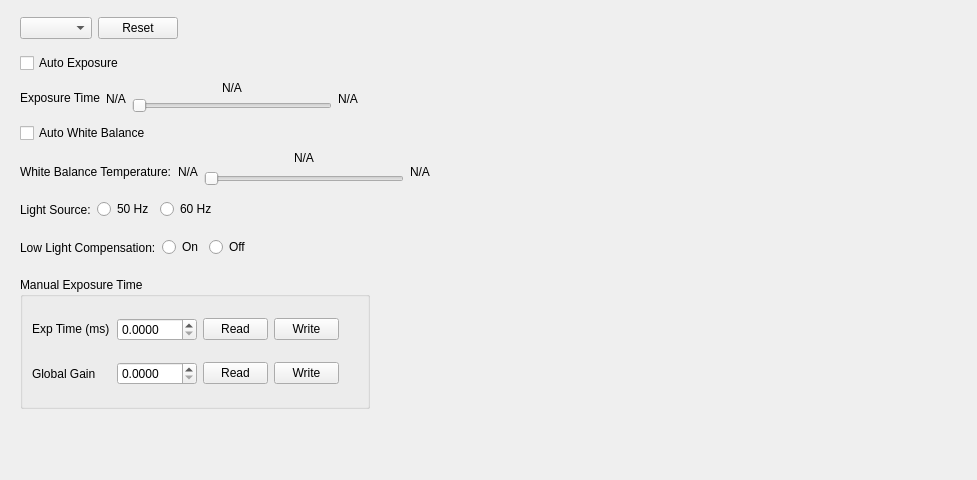
ir4kli09/HD-DM-Linux-SDK-Release, file DMPreview/view/CVideoDeviceCameraPropertyWidget.ui: the form before one commit.
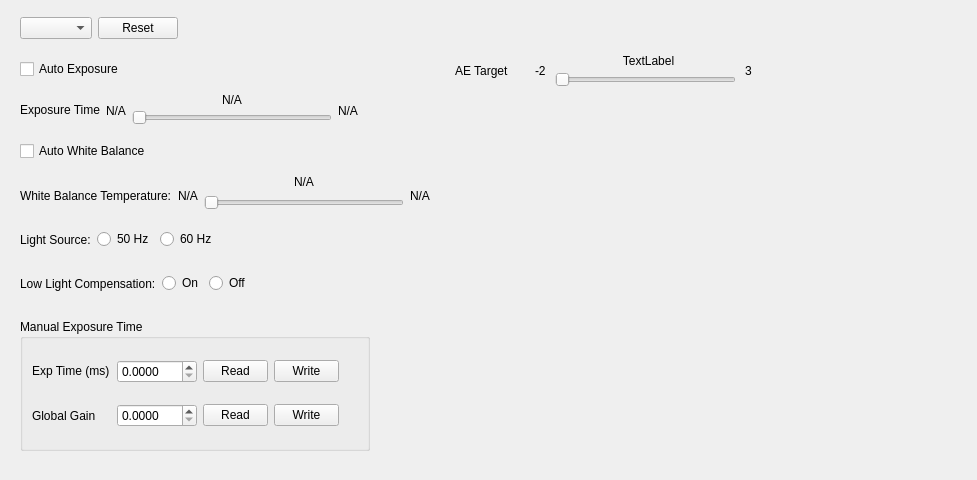
The form after the commit.

```diff
--- a/DMPreview/view/CVideoDeviceCameraPropertyWidget.ui
+++ b/DMPreview/view/CVideoDeviceCameraPropertyWidget.ui
@@ -31,11 +31,8 @@
   <property name="windowTitle">
    <string>Form</string>
   </property>
-  <layout class="QVBoxLayout" name="verticalLayout">
-   <property name="spacing">
-    <number>0</number>
-   </property>
-   <item>
+  <layout class="QFormLayout" name="formLayout_2">
+   <item row="0" column="0">
     <widget class="QWidget" name="widget_device" native="true">
      <property name="sizePolicy">
       <sizepolicy hsizetype="Fixed" vsizetype="Fixed">
@@ -95,7 +92,7 @@
      </layout>
     </widget>
    </item>
-   <item>
+   <item row="1" column="0">
     <widget class="QWidget" name="widget_auto_exposure" native="true">
      <property name="sizePolicy">
       <sizepolicy hsizetype="Fixed" vsizetype="Fixed">
@@ -132,7 +129,7 @@
      </layout>
     </widget>
    </item>
-   <item>
+   <item row="2" column="0">
     <widget class="QWidget" name="widget_exposure_time" native="true">
      <property name="sizePolicy">
       <sizepolicy hsizetype="Fixed" vsizetype="Fixed">
@@ -248,7 +245,7 @@
      </layout>
     </widget>
    </item>
-   <item>
+   <item row="3" column="0">
     <widget class="QWidget" name="widget_auto_white_balance" native="true">
      <property name="sizePolicy">
       <sizepolicy hsizetype="Fixed" vsizetype="Fixed">
@@ -285,7 +282,7 @@
      </layout>
     </widget>
    </item>
-   <item>
+   <item row="4" column="0">
     <widget class="QWidget" name="widget_white_balance_temperature" native="true">
      <property name="sizePolicy">
       <sizepolicy hsizetype="Fixed" vsizetype="Fixed">
@@ -401,7 +398,7 @@
      </layout>
     </widget>
    </item>
-   <item>
+   <item row="5" column="0">
     <widget class="QWidget" name="widget_light_source" native="true">
      <property name="sizePolicy">
       <sizepolicy hsizetype="Fixed" vsizetype="Fixed">
@@ -452,7 +449,7 @@
      </layout>
     </widget>
    </item>
-   <item>
+   <item row="6" column="0">
     <widget class="QWidget" name="widget_low_light_compenstation" native="true">
      <property name="sizePolicy">
       <sizepolicy hsizetype="Fixed" vsizetype="Fixed">
@@ -503,7 +500,7 @@
      </layout>
     </widget>
    </item>
-   <item>
+   <item row="7" column="0">
     <widget class="QWidget" name="widget_manuel_exposure_time" native="true">
      <property name="sizePolicy">
       <sizepolicy hsizetype="Fixed" vsizetype="Fixed">
@@ -796,7 +793,7 @@
      </layout>
     </widget>
    </item>
-   <item>
+   <item row="8" column="0">
     <spacer name="verticalSpacer">
      <property name="orientation">
       <enum>Qt::Vertical</enum>
@@ -809,6 +806,81 @@
      </property>
     </spacer>
    </item>
+   <item row="1" column="1">
+    <widget class="QWidget" name="widget_ae_target" native="true">
+     <widget class="QLabel" name="label_title_ae_target">
+      <property name="geometry">
+       <rect>
+        <x>10</x>
+        <y>10</y>
+        <width>67</width>
+        <height>17</height>
+       </rect>
+      </property>
+      <property name="text">
+       <string>AE Target</string>
+      </property>
+     </widget>
+     <widget class="QLabel" name="label_ae_min_value">
+      <property name="geometry">
+       <rect>
+        <x>90</x>
+        <y>10</y>
+        <width>67</width>
+        <height>17</height>
+       </rect>
+      </property>
+      <property name="text">
+       <string>-2</string>
+      </property>
+     </widget>
+     <widget class="QSlider" name="horizontalSlider_ae_target">
+      <property name="geometry">
+       <rect>
+        <x>110</x>
+        <y>20</y>
+        <width>181</width>
+        <height>16</height>
+       </rect>
+      </property>
+      <property name="pageStep">
+       <number>1</number>
+      </property>
+      <property name="orientation">
+       <enum>Qt::Horizontal</enum>
+      </property>
+     </widget>
+     <widget class="QLabel" name="label_ae_value">
+      <property name="geometry">
+       <rect>
+        <x>170</x>
+        <y>0</y>
+        <width>67</width>
+        <height>17</height>
+       </rect>
+      </property>
+      <property name="text">
+       <string>TextLabel</string>
+      </property>
+      <property name="alignment">
+       <set>Qt::AlignCenter</set>
+      </property>
+     </widget>
+     <widget class="QLabel" name="label_ae_max_value">
+      <property name="geometry">
+       <rect>
+        <x>300</x>
+        <y>10</y>
+        <width>21</width>
+        <height>17</height>
+       </rect>
+      </property>
+      <property name="text">
+       <string>3</string>
+      </property>
+     </widget>
+    </widget>
+   </item>
   </layout>
  </widget>
  <resources/>
```
